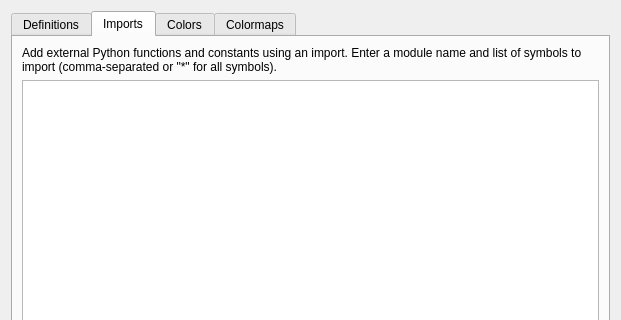
veusz/veusz, file ui/custom.ui: the form before one commit; both pictures show x 0 to 621 and y 0 to 320 of the 621 by 644 pixel window.
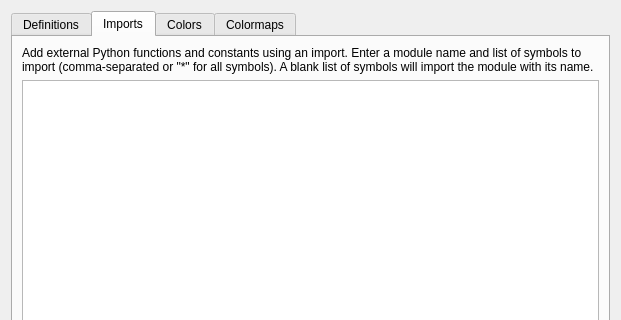
The form after the commit. The open tabs and pages were chosen to show the change. Custom widgets are drawn as their Qt base class.

Commit message: Allow module-level Python imports. Allow user to switch to trusted mode.

Diff of the .ui file:
```diff
--- a/ui/custom.ui
+++ b/ui/custom.ui
@@ -57,7 +57,7 @@
        <item>
         <widget class="QLabel" name="label">
          <property name="text">
-          <string>Add external Python functions and constants using an import. Enter a module name and list of symbols to import (comma-separated or &quot;*&quot; for all symbols).</string>
+          <string>Add external Python functions and constants using an import. Enter a module name and list of symbols to import (comma-separated or &quot;*&quot; for all symbols). A blank list of symbols will import the module with its name.</string>
          </property>
          <property name="wordWrap">
           <bool>true</bool>
```
The commit also changes 6 other files.
